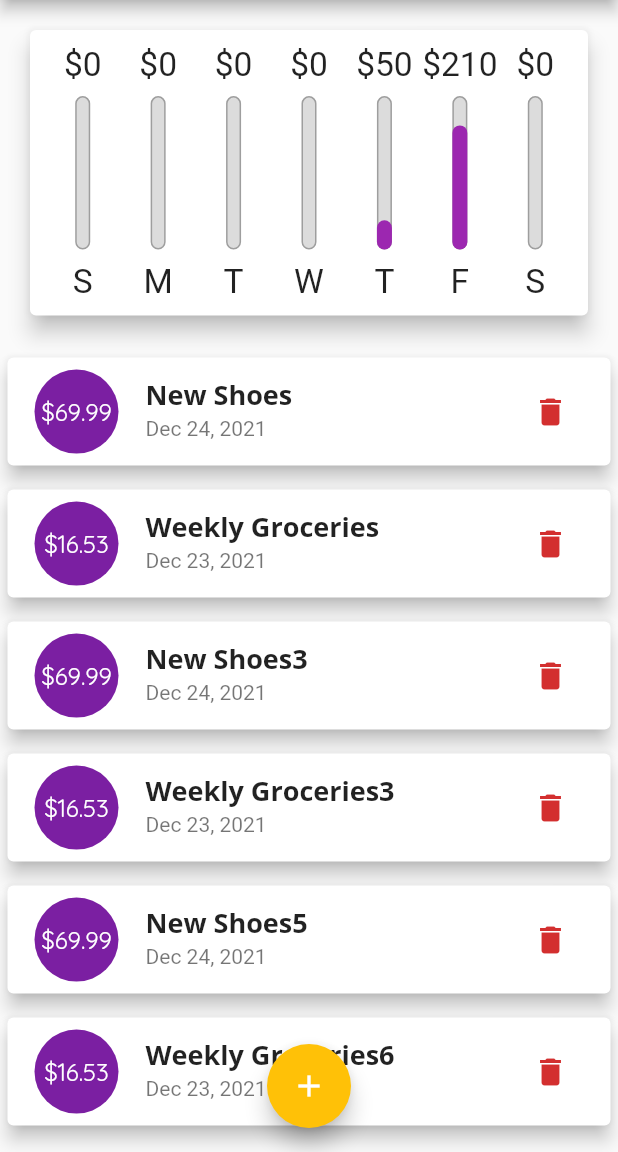
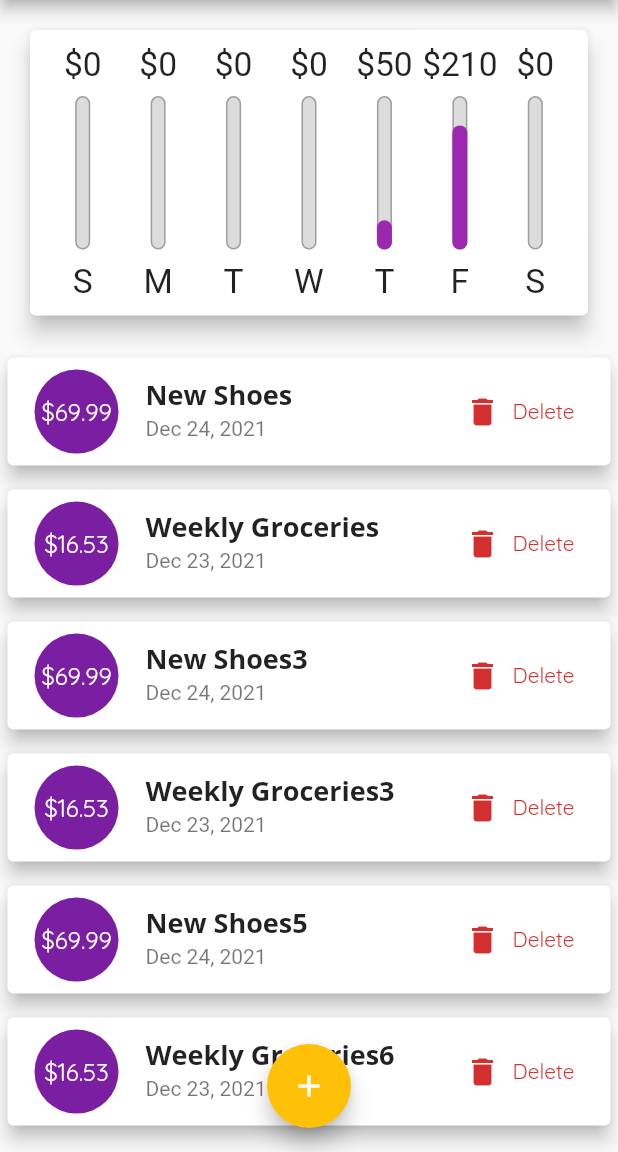
Before and after one commit to jcalderita/course-max-flutter, a Flutter app: the screen it shows after launch, on a phone screen of 412 x 824 dp, the part 84-1236 px from its top. Run offline on Flutter 3.47's test engine with Material 2 defaults, Android fonts, the phone set to English and light mode, and no system bars.

Commit message:
Complete module

```diff
--- a/personal_expenses/lib/main.dart
+++ b/personal_expenses/lib/main.dart
@@ -1,10 +1,19 @@
+import 'dart:io';
+
+import 'package:flutter/cupertino.dart';
 import 'package:flutter/material.dart';
+// import 'package:flutter/services.dart';
 import 'package:personal_expenses/models/transaction.dart';
 import 'package:personal_expenses/widgets/chart.dart';
 import 'package:personal_expenses/widgets/new_transaction.dart';
 import 'package:personal_expenses/widgets/transaction_list.dart';
 
 void main() {
+  // WidgetsFlutterBinding.ensureInitialized();
+  // SystemChrome.setPreferredOrientations([
+  //   DeviceOrientation.portraitUp,
+  //   DeviceOrientation.portraitDown,
+  // ]);
   runApp(const MyApp());
 }
 
@@ -112,6 +121,8 @@ class _MyHomePageState extends State<MyHomePage> {
     ),
   ];
 
+  bool _showChart = false;
+
   List<Transaction> get _recentTransactions => _userTransactions
       .where((element) =>
           element.date.isAfter(DateTime.now().subtract(const Duration(
@@ -144,7 +155,24 @@ class _MyHomePageState extends State<MyHomePage> {
 
   @override
   Widget build(BuildContext context) {
-    final _appBar = AppBar(
+    final _mediaQuery = MediaQuery.of(context);
+
+    final _isLandscape = _mediaQuery.orientation == Orientation.landscape;
+
+    final PreferredSizeWidget _appBar = (Platform.isIOS
+        ? CupertinoNavigationBar(
+            middle: const Text('Personal Expenses'),
+            trailing: Row(
+              mainAxisSize: MainAxisSize.min,
+              children: [
+                GestureDetector(
+                  child: const Icon(CupertinoIcons.add),
+                  onTap: () => _startAddNewTransaction(context),
+                ),
+              ],
+            ),
+          )
+        : AppBar(
             title: const Text('Personal Expenses'),
             actions: [
               IconButton(
@@ -155,33 +183,75 @@ class _MyHomePageState extends State<MyHomePage> {
                 ),
               )
             ],
+          ) as PreferredSizeWidget);
+
+    final txtListWidget = SizedBox(
+      height: (_mediaQuery.size.height -
+              _appBar.preferredSize.height -
+              _mediaQuery.padding.vertical) *
+          0.7,
+      child: TransactionList(_userTransactions, _deleteTransact),
     );
 
-    return Scaffold(
-      appBar: _appBar,
-      body: SingleChildScrollView(
+    final _pageBody = SafeArea(
+        child: SingleChildScrollView(
       child: Column(
         crossAxisAlignment: CrossAxisAlignment.stretch,
         children: [
+          if (_isLandscape)
+            Row(
+              mainAxisAlignment: MainAxisAlignment.center,
+              children: [
+                Text(
+                  'Show Chart',
+                  style: Theme.of(context).textTheme.headline6,
+                ),
+                Switch.adaptive(
+                    activeColor: Theme.of(context).colorScheme.secondary,
+                    value: _showChart,
+                    onChanged: (value) => setState(
+                          () {
+                            _showChart = value;
+                          },
+                        )),
+              ],
+            ),
+          if (!_isLandscape)
             SizedBox(
-              height: (MediaQuery.of(context).size.height -
+              height: (_mediaQuery.size.height -
                       _appBar.preferredSize.height -
-                      MediaQuery.of(context).padding.vertical) *
+                      _mediaQuery.padding.vertical) *
                   0.3,
               child: Chart(_recentTransactions),
             ),
-            SizedBox(
-              height: (MediaQuery.of(context).size.height -
+          if (!_isLandscape) txtListWidget,
+          if (_isLandscape)
+            _showChart
+                ? SizedBox(
+                    height: (_mediaQuery.size.height -
                             _appBar.preferredSize.height -
-                      MediaQuery.of(context).padding.vertical) *
+                            _mediaQuery.padding.vertical) *
                         0.7,
-              child: TransactionList(_userTransactions, _deleteTransact),
-            ),
+                    child: Chart(_recentTransactions),
+                  )
+                : txtListWidget,
         ],
       ),
-      ),
-      floatingActionButtonLocation: FloatingActionButtonLocation.centerFloat,
-      floatingActionButton: FloatingActionButton(
+    ));
+
+    return Platform.isIOS
+        ? CupertinoPageScaffold(
+            navigationBar: _appBar as ObstructingPreferredSizeWidget,
+            child: _pageBody,
+          )
+        : Scaffold(
+            appBar: _appBar,
+            body: _pageBody,
+            floatingActionButtonLocation:
+                FloatingActionButtonLocation.centerFloat,
+            floatingActionButton: Platform.isIOS
+                ? const SizedBox()
+                : FloatingActionButton(
                     onPressed: () => _startAddNewTransaction(context),
                     child: const Icon(
                       Icons.add,
--- a/personal_expenses/lib/widgets/transaction_list.dart
+++ b/personal_expenses/lib/widgets/transaction_list.dart
@@ -13,7 +13,8 @@ class TransactionList extends StatelessWidget {
   @override
   Widget build(BuildContext context) {
     return transactions.isEmpty
-        ? Column(
+        ? LayoutBuilder(
+            builder: (context, constraints) => Column(
                   children: [
                     Text(
                       'No transactions added yet!',
@@ -23,14 +24,14 @@ class TransactionList extends StatelessWidget {
                       height: 10.0,
                     ),
                     SizedBox(
-                height: 200,
+                      height: constraints.maxHeight * 0.6,
                       child: Image.asset(
                         'assets/images/waiting.png',
                         fit: BoxFit.cover,
                       ),
                     ),
                   ],
-          )
+                ))
         : ListView.builder(
             itemBuilder: (context, index) => Card(
               elevation: 5,
@@ -57,8 +58,21 @@ class TransactionList extends StatelessWidget {
                 subtitle: Text(
                   DateFormat.yMMMd().format(transactions[index].date),
                 ),
-                trailing: IconButton(
-                  onPressed: () => _deleteTransaction(transactions[index].id),
+                trailing: MediaQuery.of(context).size.width > 360
+                    ? TextButton.icon(
+                        style: TextButton.styleFrom(
+                          primary: Theme.of(context).errorColor,
+                        ),
+                        onPressed: () =>
+                            _deleteTransaction(transactions[index].id),
+                        icon: Icon(
+                          Icons.delete,
+                          color: Theme.of(context).errorColor,
+                        ),
+                        label: const Text('Delete'))
+                    : IconButton(
+                        onPressed: () =>
+                            _deleteTransaction(transactions[index].id),
                         icon: Icon(
                           Icons.delete,
                           color: Theme.of(context).errorColor,
```
Also changed, not shown: personal_expenses/lib/widgets/adaptive_text_button.dart (added, +35 -0 lines), personal_expenses/lib/widgets/new_transaction.dart (+11 -13 lines). Lines whose indentation alone changed are shown as unchanged.
